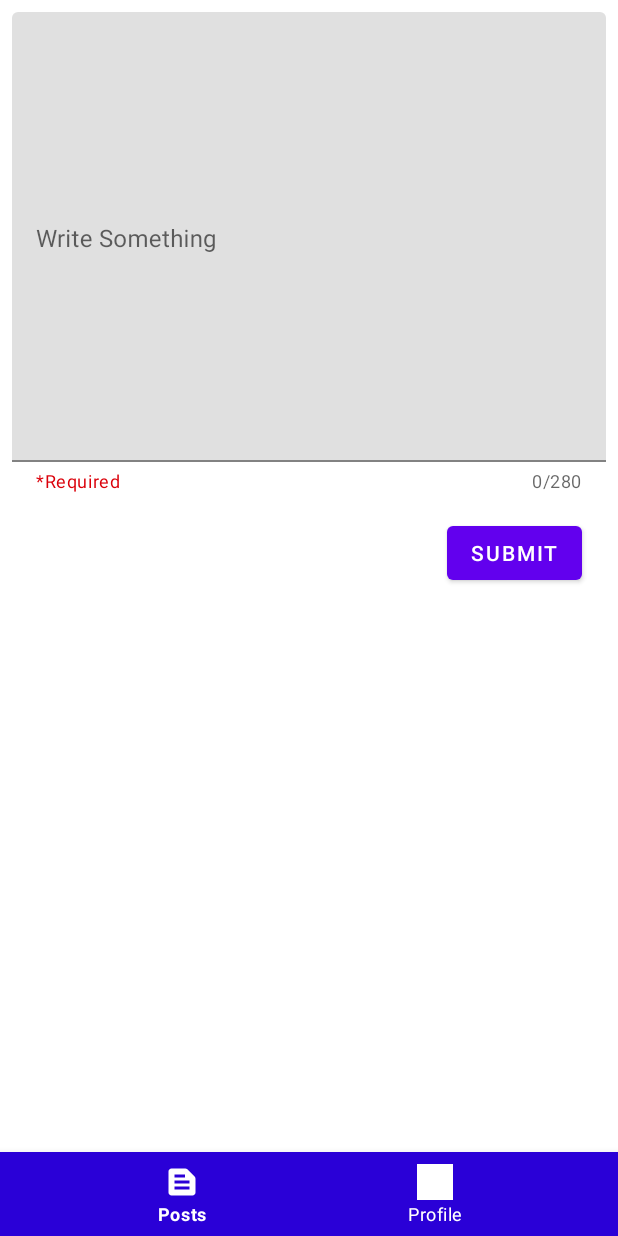
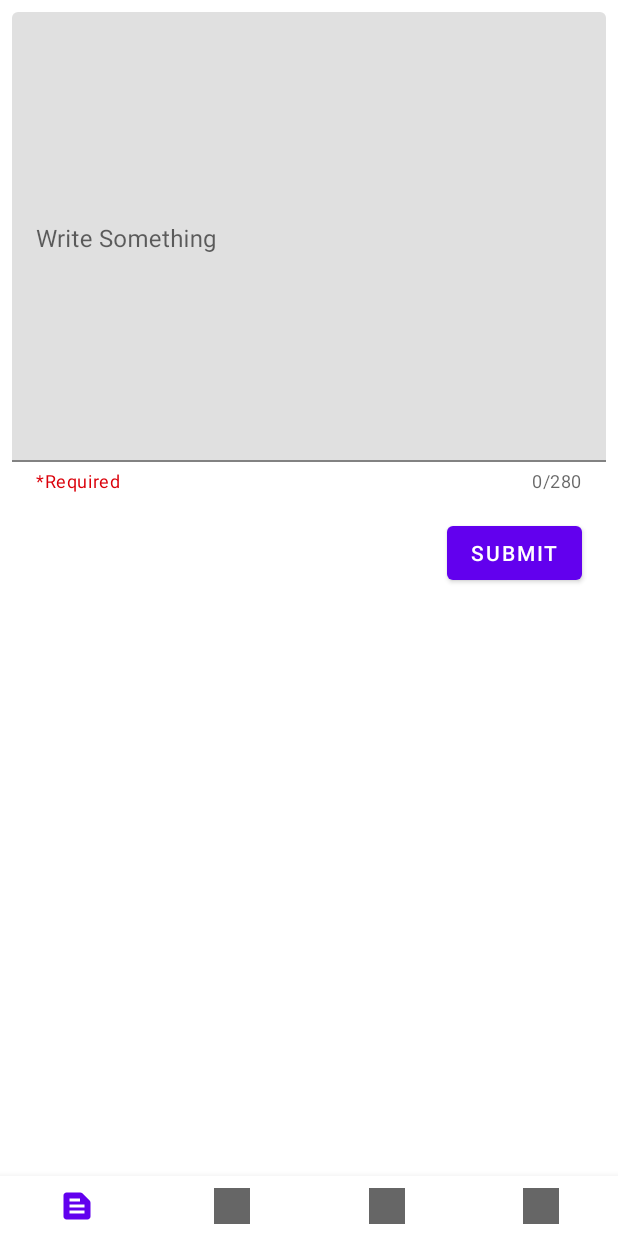
Before and after one commit to RishikeshWadkar/Allies, an Android app: the MainActivity screen opened directly, with no data from a screen before it, after a tap on "TODO", on a phone screen of 412 x 824 dp. Run offline under Robolectric (Android 15) with nearby library versions, the phone set to English and light mode, and no system bars; our stand-ins replace Firebase (no records; nobody signed in at launch, a user with empty details on screens opened directly), navigation-ui; pictures from the network do not load; Roboto replaces fonts that are not available here.

Commit message:
modified bottom navigation bar

```diff
--- a/app/build.gradle
+++ b/app/build.gradle
@@ -60,8 +60,6 @@ dependencies {
     implementation 'com.google.android.gms:play-services-auth:19.0.0'
 
     implementation 'com.github.bumptech.glide:glide:4.11.0'
-    implementation 'androidx.navigation:navigation-fragment-ktx:2.3.2'
-    implementation 'androidx.navigation:navigation-ui-ktx:2.3.2'
     implementation 'androidx.legacy:legacy-support-v4:1.0.0'
     annotationProcessor 'com.github.bumptech.glide:compiler:4.11.0'
 
@@ -73,7 +71,11 @@ dependencies {
     })
     androidTestImplementation "androidx.test.ext:junit:$rootProject.androidxJunitVersion"
 
-
     //Lottie animations
     implementation "com.airbnb.android:lottie:3.7.0"
+
+    // Navigation
+    implementation "androidx.navigation:navigation-fragment-ktx:2.3.5"
+    implementation "androidx.navigation:navigation-ui-ktx:2.3.5"
+
 }
--- a/app/src/main/java/com/rishikeshwadkar/socialapp/MainActivity.kt
+++ b/app/src/main/java/com/rishikeshwadkar/socialapp/MainActivity.kt
@@ -3,8 +3,11 @@ package com.rishikeshwadkar.socialapp
 import androidx.appcompat.app.AppCompatActivity
 import android.os.Bundle
 import androidx.navigation.NavController
+import androidx.navigation.Navigation
 import androidx.navigation.fragment.NavHostFragment
 import androidx.navigation.ui.NavigationUI
+import androidx.navigation.ui.setupWithNavController
+import com.google.android.material.bottomnavigation.BottomNavigationMenu
 import kotlinx.android.synthetic.main.activity_main.*
 
 
@@ -18,9 +21,8 @@ class MainActivity : AppCompatActivity() {
         setContentView(R.layout.activity_main)
 
         navHostFragment = supportFragmentManager.findFragmentById(R.id.navHost) as NavHostFragment
-        navController = navHostFragment.navController
-
-        NavigationUI.setupWithNavController(bottomNavigationView, navController)
+        navController = Navigation.findNavController(this, R.id.navHost)
+        bottomNavigationView.setupWithNavController(navController)
     }
 
     override fun onSupportNavigateUp(): Boolean {
--- a/app/src/main/res/layout/activity_main.xml
+++ b/app/src/main/res/layout/activity_main.xml
@@ -22,10 +22,8 @@
     <com.google.android.material.bottomnavigation.BottomNavigationView
         android:id="@+id/bottomNavigationView"
         android:layout_width="0dp"
-        android:layout_height="wrap_content"
-        android:background="@color/light_blue"
-        app:itemIconTint="@color/white"
-        app:itemTextColor="@color/white"
+        android:layout_height="40dp"
+        app:labelVisibilityMode="unlabeled"
         app:layout_constraintBottom_toBottomOf="parent"
         app:layout_constraintEnd_toEndOf="parent"
         app:layout_constraintStart_toStartOf="parent"
--- a/app/src/main/res/layout/fragment_my_profile.xml
+++ b/app/src/main/res/layout/fragment_my_profile.xml
@@ -2,9 +2,6 @@
 <androidx.constraintlayout.widget.ConstraintLayout xmlns:android="http://schemas.android.com/apk/res/android"
     xmlns:app="http://schemas.android.com/apk/res-auto"
     xmlns:tools="http://schemas.android.com/tools"
-
-    android:id="@+id/coordinatorLayout2"
-
     android:layout_width="match_parent"
     android:layout_height="match_parent"
-    android:fitsSystemWindows="true" />
+    tools:context=".MainActivity" />
--- a/app/src/main/res/menu/bottom_navigation_menu.xml
+++ b/app/src/main/res/menu/bottom_navigation_menu.xml
@@ -1,10 +1,20 @@
 <?xml version="1.0" encoding="utf-8"?>
 <menu xmlns:android="http://schemas.android.com/apk/res/android">
 
-    <item android:title="Posts"
+    <item
         android:id="@+id/postsFragment"
-        android:icon="@drawable/bottom_navigation_selector_post"/>
-    <item android:title="Profile"
+        android:icon="@drawable/bottom_navigation_selector_post"
+        android:title="Posts" />
+    <item
+        android:id="@+id/chat"
+        android:icon="@drawable/bottom_navigation_selector_profile"
+        android:title="chat" />
+    <item
+        android:id="@+id/allies"
+        android:icon="@drawable/bottom_navigation_selector_profile"
+        android:title="Allies" />
+    <item
         android:id="@+id/myProfileFragment"
-        android:icon="@drawable/bottom_navigation_selector_profile"/>
+        android:icon="@drawable/bottom_navigation_selector_profile"
+        android:title="Profile" />
 </menu>
--- a/app/src/main/res/navigation/nav_graph.xml
+++ b/app/src/main/res/navigation/nav_graph.xml
@@ -20,8 +20,6 @@
         <action
             android:id="@+id/action_postsFragment_to_myProfileFragment"
             app:destination="@id/myProfileFragment"
-            app:enterAnim="@anim/from_right"
-            app:exitAnim="@anim/to_left"
             app:popEnterAnim="@anim/from_left"
             app:popExitAnim="@anim/to_right" />
     </fragment>
@@ -43,10 +41,6 @@
         tools:layout="@layout/fragment_my_profile" >
         <action
             android:id="@+id/action_myProfileFragment_to_postsFragment"
-            app:destination="@id/postsFragment"
-            app:enterAnim="@anim/from_left"
-            app:exitAnim="@anim/to_right"
-            app:popEnterAnim="@anim/from_right"
-            app:popExitAnim="@anim/to_left" />
+            app:destination="@id/postsFragment" />
     </fragment>
 </navigation>
```
